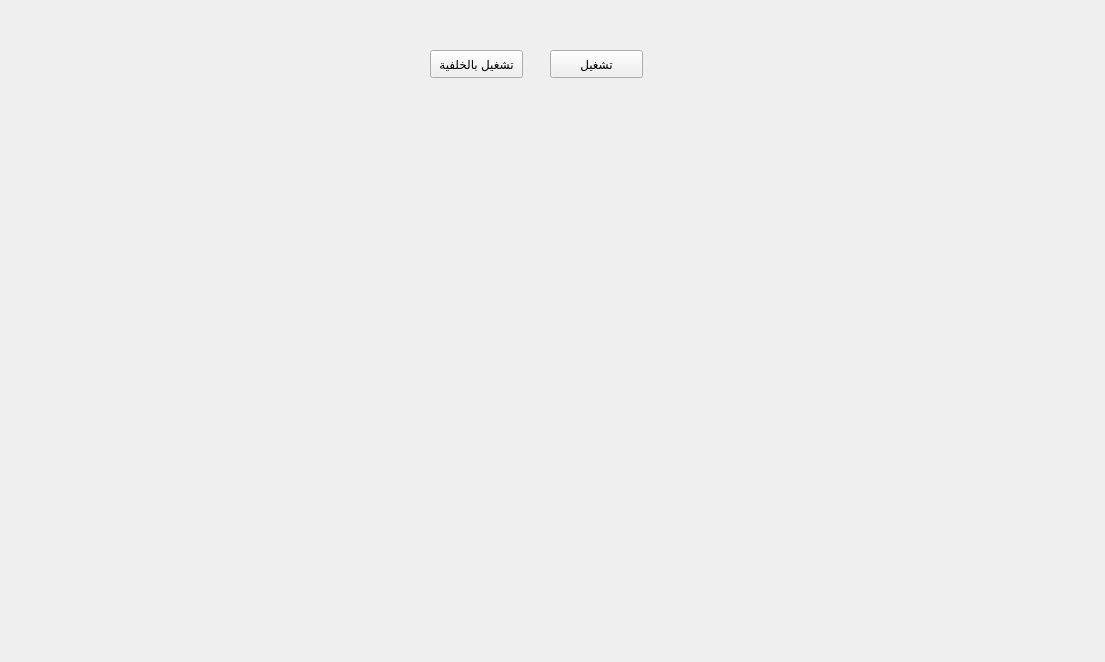
Ghali01/almonsk_hospital_backend, file ui/main.ui: the form before one commit.
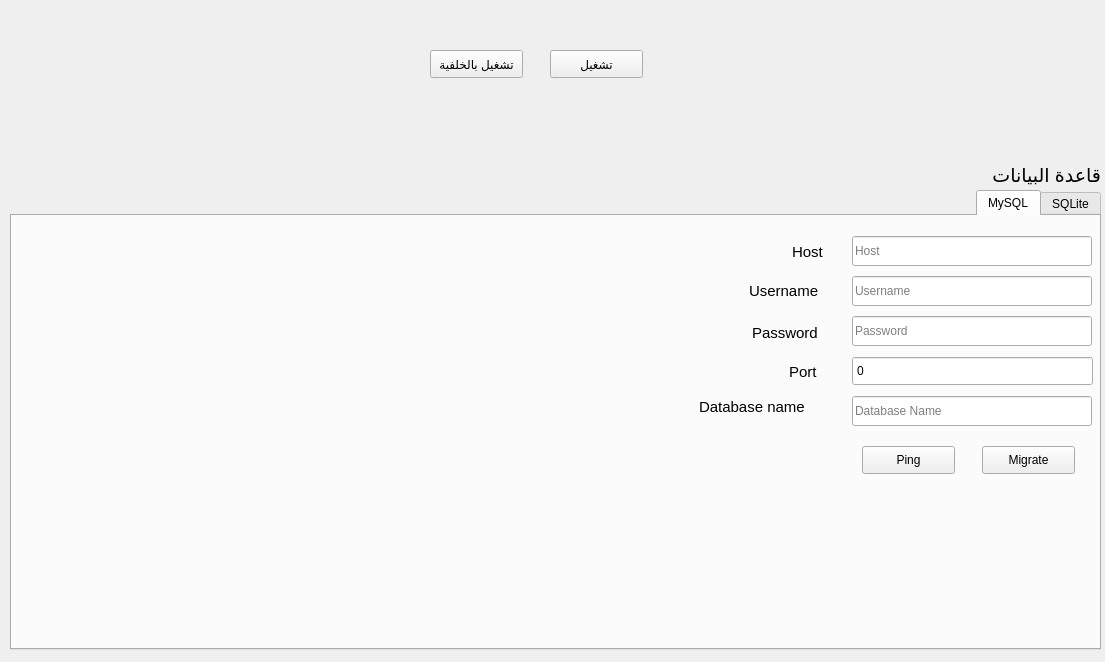
The form after the commit. The open tabs and pages were chosen to show the change.

```diff
--- a/ui/main.ui
+++ b/ui/main.ui
@@ -13,6 +13,12 @@
   <property name="windowTitle">
    <string>Form</string>
   </property>
+  <property name="layoutDirection">
+   <enum>Qt::RightToLeft</enum>
+  </property>
+  <property name="locale">
+   <locale language="English" country="UnitedStates"/>
+  </property>
   <widget class="QLabel" name="serverStatus">
    <property name="geometry">
     <rect>
@@ -63,6 +69,313 @@
     <string>تشغيل بالخلفية</string>
    </property>
   </widget>
+  <widget class="QLabel" name="label">
+   <property name="geometry">
+    <rect>
+     <x>960</x>
+     <y>140</y>
+     <width>141</width>
+     <height>71</height>
+    </rect>
+   </property>
+   <property name="font">
+    <font>
+     <pointsize>14</pointsize>
+    </font>
+   </property>
+   <property name="text">
+    <string>قاعدة البيانات</string>
+   </property>
+  </widget>
+  <widget class="QTabWidget" name="tabWidget">
+   <property name="geometry">
+    <rect>
+     <x>10</x>
+     <y>190</y>
+     <width>1091</width>
+     <height>460</height>
+    </rect>
+   </property>
+   <property name="currentIndex">
+    <number>0</number>
+   </property>
+   <widget class="QWidget" name="tab">
+    <attribute name="title">
+     <string>SQLite</string>
+    </attribute>
+    <widget class="QPushButton" name="backupBtn">
+     <property name="geometry">
+      <rect>
+       <x>970</x>
+       <y>40</y>
+       <width>93</width>
+       <height>28</height>
+      </rect>
+     </property>
+     <property name="text">
+      <string>Export</string>
+     </property>
+    </widget>
+    <widget class="QPushButton" name="migrate2FlashBtn">
+     <property name="geometry">
+      <rect>
+       <x>720</x>
+       <y>40</y>
+       <width>120</width>
+       <height>28</height>
+      </rect>
+     </property>
+     <property name="text">
+      <string>Migrate to Flash</string>
+     </property>
+    </widget>
+    <widget class="QPushButton" name="importBtn">
+     <property name="geometry">
+      <rect>
+       <x>860</x>
+       <y>40</y>
+       <width>93</width>
+       <height>28</height>
+      </rect>
+     </property>
+     <property name="text">
+      <string>Import</string>
+     </property>
+    </widget>
+   </widget>
+   <widget class="QWidget" name="tab_2">
+    <property name="accessibleName">
+     <string/>
+    </property>
+    <attribute name="title">
+     <string>MySQL</string>
+    </attribute>
+    <widget class="QLineEdit" name="hostLineEdit">
+     <property name="geometry">
+      <rect>
+       <x>840</x>
+       <y>20</y>
+       <width>240</width>
+       <height>30</height>
+      </rect>
+     </property>
+     <property name="placeholderText">
+      <string>Host</string>
+     </property>
+    </widget>
+    <widget class="QLineEdit" name="usernameLineEdit">
+     <property name="geometry">
+      <rect>
+       <x>840</x>
+       <y>60</y>
+       <width>240</width>
+       <height>30</height>
+      </rect>
+     </property>
+     <property name="placeholderText">
+      <string>Username</string>
+     </property>
+    </widget>
+    <widget class="QLineEdit" name="passwordLineEdit">
+     <property name="geometry">
+      <rect>
+       <x>840</x>
+       <y>100</y>
+       <width>240</width>
+       <height>30</height>
+      </rect>
+     </property>
+     <property name="echoMode">
+      <enum>QLineEdit::Password</enum>
+     </property>
+     <property name="placeholderText">
+      <string>Password</string>
+     </property>
+    </widget>
+    <widget class="QLineEdit" name="dbNameLlineEdit">
+     <property name="geometry">
+      <rect>
+       <x>840</x>
+       <y>180</y>
+       <width>240</width>
+       <height>30</height>
+      </rect>
+     </property>
+     <property name="placeholderText">
+      <string>Database Name</string>
+     </property>
+    </widget>
+    <widget class="QSpinBox" name="portSpinBox">
+     <property name="geometry">
+      <rect>
+       <x>840</x>
+       <y>140</y>
+       <width>241</width>
+       <height>30</height>
+      </rect>
+     </property>
+     <property name="locale">
+      <locale language="English" country="Kenya"/>
+     </property>
+     <property name="buttonSymbols">
+      <enum>QAbstractSpinBox::NoButtons</enum>
+     </property>
+     <property name="suffix">
+      <string/>
+     </property>
+     <property name="prefix">
+      <string/>
+     </property>
+     <property name="maximum">
+      <number>99999</number>
+     </property>
+    </widget>
+    <widget class="QLabel" name="label_2">
+     <property name="geometry">
+      <rect>
+       <x>780</x>
+       <y>25</y>
+       <width>55</width>
+       <height>22</height>
+      </rect>
+     </property>
+     <property name="font">
+      <font>
+       <pointsize>11</pointsize>
+      </font>
+     </property>
+     <property name="text">
+      <string>Host</string>
+     </property>
+    </widget>
+    <widget class="QLabel" name="label_3">
+     <property name="geometry">
+      <rect>
+       <x>737</x>
+       <y>64</y>
+       <width>85</width>
+       <height>22</height>
+      </rect>
+     </property>
+     <property name="font">
+      <font>
+       <pointsize>11</pointsize>
+      </font>
+     </property>
+     <property name="text">
+      <string>Username</string>
+     </property>
+    </widget>
+    <widget class="QLabel" name="label_4">
+     <property name="geometry">
+      <rect>
+       <x>740</x>
+       <y>106</y>
+       <width>85</width>
+       <height>22</height>
+      </rect>
+     </property>
+     <property name="font">
+      <font>
+       <pointsize>11</pointsize>
+      </font>
+     </property>
+     <property name="text">
+      <string>Password</string>
+     </property>
+    </widget>
+    <widget class="QLabel" name="label_5">
+     <property name="geometry">
+      <rect>
+       <x>777</x>
+       <y>145</y>
+       <width>38</width>
+       <height>22</height>
+      </rect>
+     </property>
+     <property name="font">
+      <font>
+       <pointsize>11</pointsize>
+      </font>
+     </property>
+     <property name="text">
+      <string>Port</string>
+     </property>
+    </widget>
+    <widget class="QLabel" name="label_6">
+     <property name="geometry">
+      <rect>
+       <x>687</x>
+       <y>180</y>
+       <width>127</width>
+       <height>22</height>
+      </rect>
+     </property>
+     <property name="font">
+      <font>
+       <pointsize>11</pointsize>
+      </font>
+     </property>
+     <property name="text">
+      <string>Database name</string>
+     </property>
+    </widget>
+    <widget class="QPushButton" name="mysqlMigrateBtn">
+     <property name="geometry">
+      <rect>
+       <x>970</x>
+       <y>230</y>
+       <width>93</width>
+       <height>28</height>
+      </rect>
+     </property>
+     <property name="text">
+      <string>Migrate</string>
+     </property>
+    </widget>
+    <widget class="QPushButton" name="msqlPingBtn">
+     <property name="geometry">
+      <rect>
+       <x>850</x>
+       <y>230</y>
+       <width>93</width>
+       <height>28</height>
+      </rect>
+     </property>
+     <property name="text">
+      <string>Ping</string>
+     </property>
+    </widget>
+    <widget class="QLabel" name="labelPingTime">
+     <property name="geometry">
+      <rect>
+       <x>700</x>
+       <y>230</y>
+       <width>127</width>
+       <height>22</height>
+      </rect>
+     </property>
+     <property name="font">
+      <font>
+       <pointsize>11</pointsize>
+      </font>
+     </property>
+     <property name="text">
+      <string/>
+     </property>
+    </widget>
+   </widget>
+  </widget>
+  <widget class="QSpinBox" name="spinBox">
+   <property name="geometry">
+    <rect>
+     <x>-60</x>
+     <y>460</y>
+     <width>42</width>
+     <height>22</height>
+    </rect>
+   </property>
+  </widget>
  </widget>
  <resources/>
  <connections/>
```
